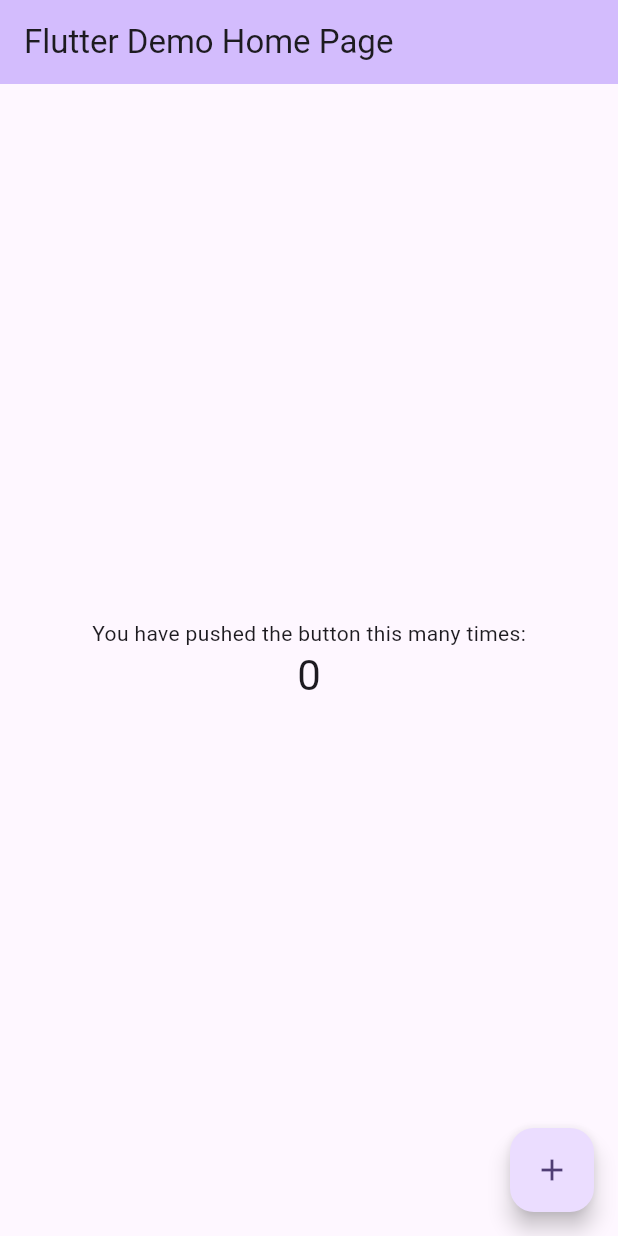
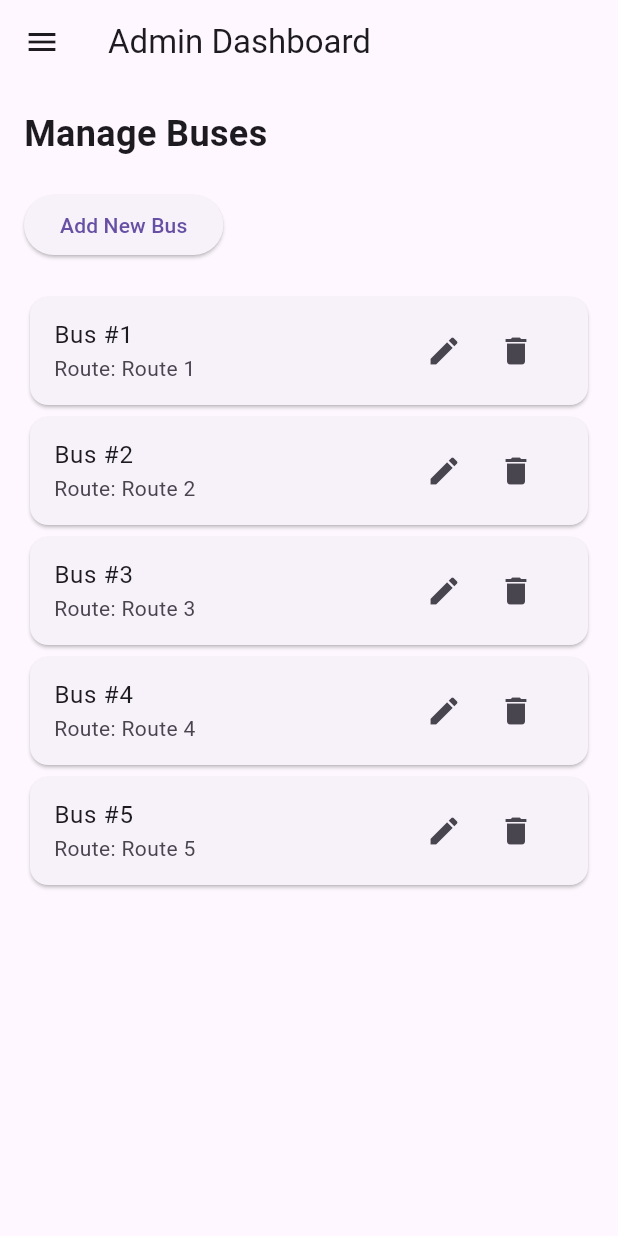
Before and after one commit to meawsin/bus_tracker_admin_app, a Flutter app: the screen it shows after launch, on a phone screen of 412 x 824 dp. Run offline on Flutter 3.47's test engine with Material 3 defaults, Android fonts, the phone set to English and light mode, and no system bars.

Commit message:
added the basic pages

```diff
--- /dev/null
+++ b/lib/Screens/dashboardPage.dart
@@ -0,0 +1,89 @@
+import 'package:flutter/material.dart';
+import 'package:bus_tracker_admin_app/Screens/manage_drivers_page.dart';
+import 'package:bus_tracker_admin_app/Screens/manage_buses_page.dart';
+import 'package:bus_tracker_admin_app/Screens/set_trips_page.dart';
+import 'package:bus_tracker_admin_app/Screens/student_complain_page.dart';
+
+class DashboardPage extends StatefulWidget {
+  @override
+  _DashboardPageState createState() => _DashboardPageState();
+}
+
+class _DashboardPageState extends State<DashboardPage> {
+  int _selectedIndex = 0;
+
+  final List<Widget> _pages = [
+    ManageBusesPage(),
+    ManageDriversPage(),
+    SetTripsPage(),
+    StudentComplaintsPage(),
+  ];
+
+  @override
+  Widget build(BuildContext context) {
+    return Scaffold(
+      appBar: AppBar(
+        title: const Text('Admin Dashboard'),
+      ),
+      body: _pages[_selectedIndex],
+      drawer: Drawer(
+        child: ListView(
+          children: [
+            const DrawerHeader(
+              decoration: const BoxDecoration(
+                color: Colors.blue,
+              ),
+              child: const Text(
+                'Admin Panel',
+                style: const TextStyle(
+                  color: Colors.white,
+                  fontSize: 24,
+                ),
+              ),
+            ),
+            ListTile(
+              leading: const Icon(Icons.bus_alert),
+              title: const Text('Manage Buses'),
+              onTap: () {
+                setState(() {
+                  _selectedIndex = 0;
+                });
+                Navigator.pop(context); // Close drawer
+              },
+            ),
+            ListTile(
+              leading: const Icon(Icons.person),
+              title: const Text('Manage Drivers'),
+              onTap: () {
+                setState(() {
+                  _selectedIndex = 1;
+                });
+                Navigator.pop(context);
+              },
+            ),
+            ListTile(
+              leading: const Icon(Icons.schedule),
+              title: const Text('Set Trips'),
+              onTap: () {
+                setState(() {
+                  _selectedIndex = 2;
+                });
+                Navigator.pop(context);
+              },
+            ),
+            ListTile(
+              leading: const Icon(Icons.feedback),
+              title: const Text('Student Complaints'),
+              onTap: () {
+                setState(() {
+                  _selectedIndex = 3;
+                });
+                Navigator.pop(context);
+              },
+            ),
+          ],
+        ),
+      ),
+    );
+  }
+}
--- /dev/null
+++ b/lib/Screens/manage_buses_page.dart
@@ -0,0 +1,59 @@
+import 'package:flutter/material.dart';
+
+class ManageBusesPage extends StatelessWidget {
+  @override
+  Widget build(BuildContext context) {
+    return Scaffold(
+      body: Padding(
+        padding: const EdgeInsets.all(16),
+        child: Column(
+          crossAxisAlignment: CrossAxisAlignment.start,
+          children: [
+            const Text(
+              'Manage Buses',
+              style: const TextStyle(fontSize: 24, fontWeight: FontWeight.bold),
+            ),
+            const SizedBox(height: 20),
+            ElevatedButton(
+              onPressed: () {
+                // Add bus functionality
+              },
+              child: const Text('Add New Bus'),
+            ),
+            const SizedBox(height: 20),
+            Expanded(
+              child: ListView.builder(
+                itemCount: 5, // Replace with dynamic count
+                itemBuilder: (context, index) {
+                  return Card(
+                    child: ListTile(
+                      title: Text('Bus #${index + 1}'),
+                      subtitle: Text('Route: Route ${index + 1}'),
+                      trailing: Row(
+                        mainAxisSize: MainAxisSize.min,
+                        children: [
+                          IconButton(
+                            icon: const Icon(Icons.edit),
+                            onPressed: () {
+                              // Edit bus
+                            },
+                          ),
+                          IconButton(
+                            icon: const Icon(Icons.delete),
+                            onPressed: () {
+                              // Delete bus
+                            },
+                          ),
+                        ],
+                      ),
+                    ),
+                  );
+                },
+              ),
+            ),
+          ],
+        ),
+      ),
+    );
+  }
+}
--- a/lib/main.dart
+++ b/lib/main.dart
@@ -1,125 +1,20 @@
+import 'package:bus_tracker_admin_app/Screens/dashboardPage.dart';
 import 'package:flutter/material.dart';
 
 void main() {
-  runApp(const MyApp());
+  runApp(AdminDashboardApp());
 }
 
-class MyApp extends StatelessWidget {
-  const MyApp({super.key});
-
-  // This widget is the root of your application.
+class AdminDashboardApp extends StatelessWidget {
   @override
   Widget build(BuildContext context) {
     return MaterialApp(
-      title: 'Flutter Demo',
+      debugShowCheckedModeBanner: false,
+      title: 'Admin Dashboard',
       theme: ThemeData(
-        // This is the theme of your application.
-        //
-        // TRY THIS: Try running your application with "flutter run". You'll see
-        // the application has a purple toolbar. Then, without quitting the app,
-        // try changing the seedColor in the colorScheme below to Colors.green
-        // and then invoke "hot reload" (save your changes or press the "hot
-        // reload" button in a Flutter-supported IDE, or press "r" if you used
-        // the command line to start the app).
-        //
-        // Notice that the counter didn't reset back to zero; the application
-        // state is not lost during the reload. To reset the state, use hot
-        // restart instead.
-        //
-        // This works for code too, not just values: Most code changes can be
-        // tested with just a hot reload.
-        colorScheme: ColorScheme.fromSeed(seedColor: Colors.deepPurple),
-        useMaterial3: true,
+        primarySwatch: Colors.blue,
       ),
-      home: const MyHomePage(title: 'Flutter Demo Home Page'),
+      home: DashboardPage(),
     );
   }
 }
-
-class MyHomePage extends StatefulWidget {
-  const MyHomePage({super.key, required this.title});
-
-  // This widget is the home page of your application. It is stateful, meaning
-  // that it has a State object (defined below) that contains fields that affect
-  // how it looks.
-
-  // This class is the configuration for the state. It holds the values (in this
-  // case the title) provided by the parent (in this case the App widget) and
-  // used by the build method of the State. Fields in a Widget subclass are
-  // always marked "final".
-
-  final String title;
-
-  @override
-  State<MyHomePage> createState() => _MyHomePageState();
-}
-
-class _MyHomePageState extends State<MyHomePage> {
-  int _counter = 0;
-
-  void _incrementCounter() {
-    setState(() {
-      // This call to setState tells the Flutter framework that something has
-      // changed in this State, which causes it to rerun the build method below
-      // so that the display can reflect the updated values. If we changed
-      // _counter without calling setState(), then the build method would not be
-      // called again, and so nothing would appear to happen.
-      _counter++;
-    });
-  }
-
-  @override
-  Widget build(BuildContext context) {
-    // This method is rerun every time setState is called, for instance as done
-    // by the _incrementCounter method above.
-    //
-    // The Flutter framework has been optimized to make rerunning build methods
-    // fast, so that you can just rebuild anything that needs updating rather
-    // than having to individually change instances of widgets.
-    return Scaffold(
-      appBar: AppBar(
-        // TRY THIS: Try changing the color here to a specific color (to
-        // Colors.amber, perhaps?) and trigger a hot reload to see the AppBar
-        // change color while the other colors stay the same.
-        backgroundColor: Theme.of(context).colorScheme.inversePrimary,
-        // Here we take the value from the MyHomePage object that was created by
-        // the App.build method, and use it to set our appbar title.
-        title: Text(widget.title),
-      ),
-      body: Center(
-        // Center is a layout widget. It takes a single child and positions it
-        // in the middle of the parent.
-        child: Column(
-          // Column is also a layout widget. It takes a list of children and
-          // arranges them vertically. By default, it sizes itself to fit its
-          // children horizontally, and tries to be as tall as its parent.
-          //
-          // Column has various properties to control how it sizes itself and
-          // how it positions its children. Here we use mainAxisAlignment to
-          // center the children vertically; the main axis here is the vertical
-          // axis because Columns are vertical (the cross axis would be
-          // horizontal).
-          //
-          // TRY THIS: Invoke "debug painting" (choose the "Toggle Debug Paint"
-          // action in the IDE, or press "p" in the console), to see the
-          // wireframe for each widget.
-          mainAxisAlignment: MainAxisAlignment.center,
-          children: <Widget>[
-            const Text(
-              'You have pushed the button this many times:',
-            ),
-            Text(
-              '$_counter',
-              style: Theme.of(context).textTheme.headlineMedium,
-            ),
-          ],
-        ),
-      ),
-      floatingActionButton: FloatingActionButton(
-        onPressed: _incrementCounter,
-        tooltip: 'Increment',
-        child: const Icon(Icons.add),
-      ), // This trailing comma makes auto-formatting nicer for build methods.
-    );
-  }
-}
```
Also changed, not shown: lib/Screens/manage_drivers_page.dart (added, +48 -0 lines), lib/Screens/set_trips_page.dart (added, +28 -0 lines), lib/Screens/student_complain_page.dart (added, +41 -0 lines).
